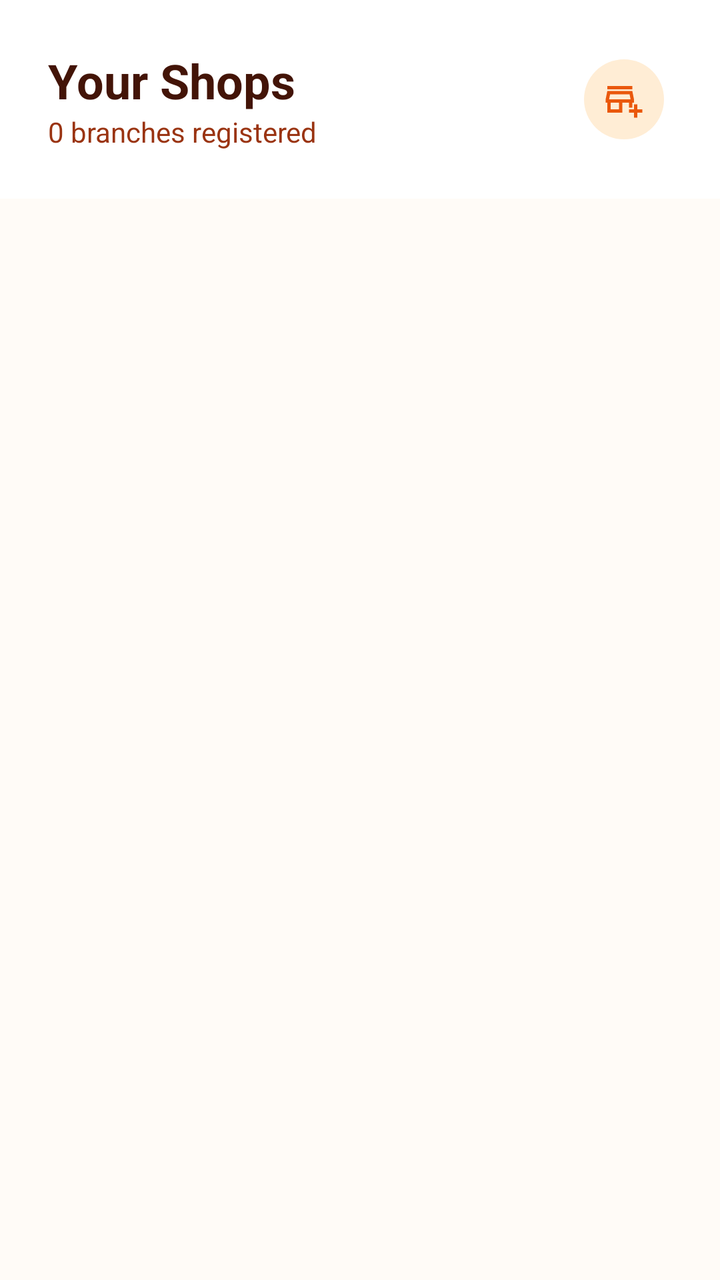
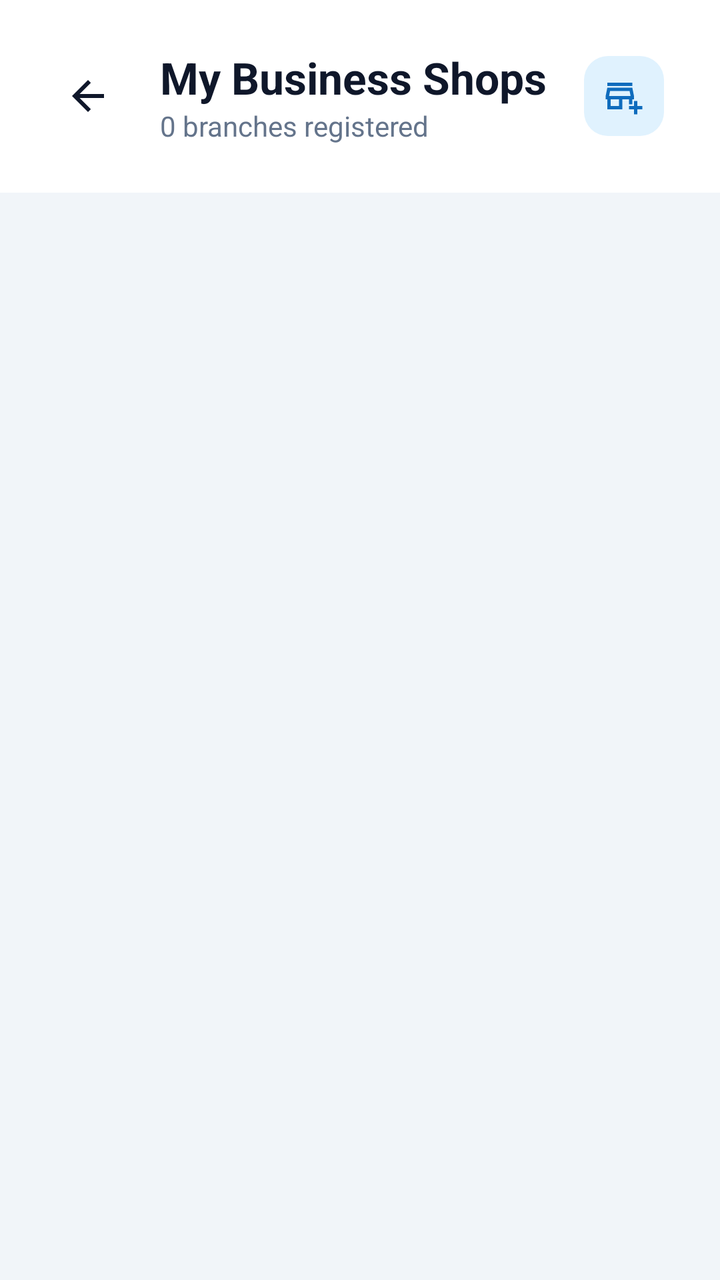

The first picture is an Android layout as it rendered before a commit; the second is the same layout after the commit. The layout source and the unified diff follow.
<!-- AndroidManifest.xml: application theme Theme.Osebo -->
<!-- res/layout/activity_shops.xml -->
<?xml version="1.0" encoding="utf-8"?>
<androidx.constraintlayout.widget.ConstraintLayout xmlns:android="http://schemas.android.com/apk/res/android"
    xmlns:app="http://schemas.android.com/apk/res-auto"
    xmlns:tools="http://schemas.android.com/tools"
    android:layout_width="match_parent"
    android:layout_height="match_parent"
    android:background="@color/bg_page"
    tools:context=".ShopsActivity">

    
    <LinearLayout
        android:id="@+id/header"
        android:layout_width="match_parent"
        android:layout_height="wrap_content"
        android:background="@color/surface"
        android:padding="24dp"
        android:orientation="horizontal"
        android:gravity="center_vertical"
        app:layout_constraintTop_toTopOf="parent">

        <LinearLayout
            android:layout_width="0dp"
            android:layout_height="wrap_content"
            android:layout_weight="1"
            android:orientation="vertical">

            <TextView
                android:layout_width="wrap_content"
                android:layout_height="wrap_content"
                android:text="Your Shops"
                android:textSize="24sp"
                android:textStyle="bold"
                android:textColor="@color/text_primary" />

            <TextView
                android:id="@+id/txtShopCount"
                android:layout_width="wrap_content"
                android:layout_height="wrap_content"
                android:text="0 branches registered"
                android:textColor="@color/text_muted"
                android:textSize="14sp" />
        </LinearLayout>

        <com.google.android.material.button.MaterialButton
            android:id="@+id/btnAddShop"
            style="@style/Widget.Material3.Button.IconButton"
            android:layout_width="48dp"
            android:layout_height="48dp"
            app:icon="@drawable/ic_add"
            app:iconTint="@color/primary"
            app:backgroundTint="@color/primaryLight"/>
    </LinearLayout>

    <androidx.recyclerview.widget.RecyclerView
        android:id="@+id/recyclerShops"
        android:layout_width="match_parent"
        android:layout_height="0dp"
        android:padding="16dp"
        android:clipToPadding="false"
        app:layout_constraintTop_toBottomOf="@id/header"
        app:layout_constraintBottom_toBottomOf="parent"/>

    <TextView
        android:id="@+id/txtEmpty"
        android:layout_width="wrap_content"
        android:layout_height="wrap_content"
        android:text="No shops found.\nTap + to create one."
        android:gravity="center"
        android:textColor="@color/text_muted"
        android:visibility="gone"
        app:layout_constraintTop_toTopOf="parent"
        app:layout_constraintBottom_toBottomOf="parent"
        app:layout_constraintStart_toStartOf="parent"
        app:layout_constraintEnd_toEndOf="parent"/>

</androidx.constraintlayout.widget.ConstraintLayout>
<!-- resources referenced by this layout -->
<resources>
  <color name="bg_page">#FFFBF7</color>
  <color name="primary">#EA580C</color>
  <color name="primaryLight">#FFEDD5</color>
  <color name="surface">#FFFFFF</color>
  <color name="text_muted">#9A3412</color>
  <color name="text_primary">#431407</color>
  <!-- drawable ic_add (drawable) -->
  <vector xmlns:android="http://schemas.android.com/apk/res/android" android:height="24dp" android:tint="#000000" android:viewportHeight="960" android:viewportWidth="960" android:width="24dp">
        
      <path android:fillColor="@android:color/white" android:pathData="M720,920L720,800L600,800L600,720L720,720L720,600L800,600L800,720L920,720L920,800L800,800L800,920L720,920ZM80,800L80,560L40,560L40,480L80,280L680,280L720,480L720,560L680,560L680,680L600,680L600,560L440,560L440,800L80,800ZM160,720L360,720L360,560L160,560L160,720ZM122,480L122,480L638,480L638,480L122,480ZM80,240L80,160L680,160L680,240L80,240ZM122,480L638,480L614,360L146,360L122,480Z"/>
      
  </vector>
  <style name="Theme.Osebo" parent="Base.Theme.Osebo" />
  <style name="Base.Theme.Osebo" parent="Theme.Material3.DayNight.NoActionBar">
          
      </style>
</resources>

<!-- the commit's change to res/layout/activity_shops.xml (unified diff, before → after) -->
@@ -1,10 +1,11 @@
 <?xml version="1.0" encoding="utf-8"?>
-<androidx.constraintlayout.widget.ConstraintLayout xmlns:android="http://schemas.android.com/apk/res/android"
+<LinearLayout xmlns:android="http://schemas.android.com/apk/res/android"
     xmlns:app="http://schemas.android.com/apk/res-auto"
     xmlns:tools="http://schemas.android.com/tools"
     android:layout_width="match_parent"
     android:layout_height="match_parent"
     android:background="@color/bg_page"
+    android:orientation="vertical"
     tools:context=".ShopsActivity">
 
     
@@ -14,21 +15,31 @@
         android:layout_height="wrap_content"
         android:background="@color/surface"
         android:padding="24dp"
+        android:paddingTop="48dp"
         android:orientation="horizontal"
-        android:gravity="center_vertical"
-        app:layout_constraintTop_toTopOf="parent">
+        android:gravity="center_vertical">
+
+        <ImageView
+            android:id="@+id/btn_back"
+            android:layout_width="40dp"
+            android:layout_height="40dp"
+            android:padding="8dp"
+            android:src="@drawable/ic_arrow_right"
+            android:rotation="180"
+            app:tint="@color/text_primary"/>
 
         <LinearLayout
             android:layout_width="0dp"
             android:layout_height="wrap_content"
             android:layout_weight="1"
+            android:layout_marginStart="16dp"
             android:orientation="vertical">
 
             <TextView
                 android:layout_width="wrap_content"
                 android:layout_height="wrap_content"
-                android:text="Your Shops"
-                android:textSize="24sp"
+                android:text="My Business Shops"
+                android:textSize="22sp"
                 android:textStyle="bold"
                 android:textColor="@color/text_primary" />
 
@@ -48,17 +59,16 @@
             android:layout_height="48dp"
             app:icon="@drawable/ic_add"
             app:iconTint="@color/primary"
-            app:backgroundTint="@color/primaryLight"/>
+            app:backgroundTint="@color/primaryLight"
+            app:cornerRadius="12dp"/>
     </LinearLayout>
 
     <androidx.recyclerview.widget.RecyclerView
         android:id="@+id/recyclerShops"
         android:layout_width="match_parent"
-        android:layout_height="0dp"
+        android:layout_height="match_parent"
         android:padding="16dp"
-        android:clipToPadding="false"
-        app:layout_constraintTop_toBottomOf="@id/header"
-        app:layout_constraintBottom_toBottomOf="parent"/>
+        android:clipToPadding="false"/>
 
     <TextView
         android:id="@+id/txtEmpty"
@@ -67,10 +77,6 @@
         android:text="No shops found.\nTap + to create one."
         android:gravity="center"
         android:textColor="@color/text_muted"
-        android:visibility="gone"
-        app:layout_constraintTop_toTopOf="parent"
-        app:layout_constraintBottom_toBottomOf="parent"
-        app:layout_constraintStart_toStartOf="parent"
-        app:layout_constraintEnd_toEndOf="parent"/>
+        android:visibility="gone"/>
 
-</androidx.constraintlayout.widget.ConstraintLayout>
+</LinearLayout>
<!-- resource entries referenced after the edit -->
@@ -1,15 +1,21 @@
 <!-- resources referenced by this layout -->
 <resources>
-  <color name="bg_page">#FFFBF7</color>
-  <color name="primary">#EA580C</color>
-  <color name="primaryLight">#FFEDD5</color>
+  <color name="bg_page">#F1F5F9</color>
+  <color name="primary">#0F6CBD</color>
+  <color name="primaryLight">#E0F2FE</color>
   <color name="surface">#FFFFFF</color>
-  <color name="text_muted">#9A3412</color>
-  <color name="text_primary">#431407</color>
+  <color name="text_muted">#64748B</color>
+  <color name="text_primary">#0F172A</color>
   <!-- drawable ic_add (drawable) -->
   <vector xmlns:android="http://schemas.android.com/apk/res/android" android:height="24dp" android:tint="#000000" android:viewportHeight="960" android:viewportWidth="960" android:width="24dp">
         
       <path android:fillColor="@android:color/white" android:pathData="M720,920L720,800L600,800L600,720L720,720L720,600L800,600L800,720L920,720L920,800L800,800L800,920L720,920ZM80,800L80,560L40,560L40,480L80,280L680,280L720,480L720,560L680,560L680,680L600,680L600,560L440,560L440,800L80,800ZM160,720L360,720L360,560L160,560L160,720ZM122,480L122,480L638,480L638,480L122,480ZM80,240L80,160L680,160L680,240L80,240ZM122,480L638,480L614,360L146,360L122,480Z"/>
+      
+  </vector>
+  <!-- drawable ic_arrow_right (drawable) -->
+  <vector xmlns:android="http://schemas.android.com/apk/res/android" android:autoMirrored="true" android:height="24dp" android:tint="#000000" android:viewportHeight="960" android:viewportWidth="960" android:width="24dp">
+        
+      <path android:fillColor="@android:color/white" android:pathData="M647,520L160,520L160,440L647,440L423,216L480,160L800,480L480,800L423,744L647,520Z"/>
       
   </vector>
   <style name="Theme.Osebo" parent="Base.Theme.Osebo" />
